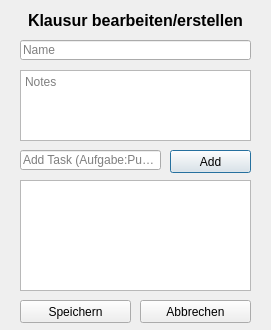
The window that windows/editexamdialog.ui (koc-schule/bewertungsrechner) describes before a commit, drawn with Qt 5.
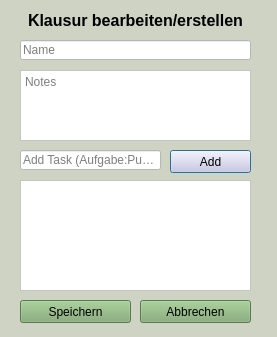
The same window after the commit.

Commit message: GUI schön gemacht

The edit to the form file:
```diff
--- a/windows/editexamdialog.ui
+++ b/windows/editexamdialog.ui
@@ -6,13 +6,16 @@
    <rect>
     <x>0</x>
     <y>0</y>
-    <width>271</width>
-    <height>330</height>
+    <width>277</width>
+    <height>337</height>
    </rect>
   </property>
   <property name="windowTitle">
    <string>Klausur bearbeiten/erstellen</string>
   </property>
+  <property name="styleSheet">
+   <string notr="true">background-color: rgb(206, 211, 196);</string>
+  </property>
   <widget class="QLabel" name="label">
    <property name="geometry">
     <rect>
@@ -45,6 +48,9 @@
      <height>20</height>
     </rect>
    </property>
+   <property name="styleSheet">
+    <string notr="true">background-color: rgb(255, 255, 255);</string>
+   </property>
    <property name="placeholderText">
     <string>Name</string>
    </property>
@@ -58,6 +64,9 @@
      <height>20</height>
     </rect>
    </property>
+   <property name="styleSheet">
+    <string notr="true">background-color: rgb(255, 255, 255);</string>
+   </property>
    <property name="placeholderText">
     <string>Add Task (Aufgabe:Punkte)</string>
    </property>
@@ -71,6 +80,9 @@
      <height>23</height>
     </rect>
    </property>
+   <property name="styleSheet">
+    <string notr="true">background-color: rgb(216, 204, 231);</string>
+   </property>
    <property name="text">
     <string>Add</string>
    </property>
@@ -84,6 +96,9 @@
      <height>111</height>
     </rect>
    </property>
+   <property name="styleSheet">
+    <string notr="true">background-color: rgb(255, 255, 255);</string>
+   </property>
    <property name="readOnly">
     <bool>false</bool>
    </property>
@@ -97,6 +112,9 @@
      <height>23</height>
     </rect>
    </property>
+   <property name="styleSheet">
+    <string notr="true">background-color: rgb(127, 169, 112);</string>
+   </property>
    <property name="text">
     <string>Speichern</string>
    </property>
@@ -110,6 +128,9 @@
      <height>23</height>
     </rect>
    </property>
+   <property name="styleSheet">
+    <string notr="true">background-color: rgb(127, 169, 112);</string>
+   </property>
    <property name="text">
     <string>Abbrechen</string>
    </property>
@@ -123,6 +144,9 @@
      <height>71</height>
     </rect>
    </property>
+   <property name="styleSheet">
+    <string notr="true">background-color: rgb(255, 255, 255);</string>
+   </property>
    <property name="placeholderText">
     <string>Notes</string>
    </property>
```
The commit also changes 7 other files.
